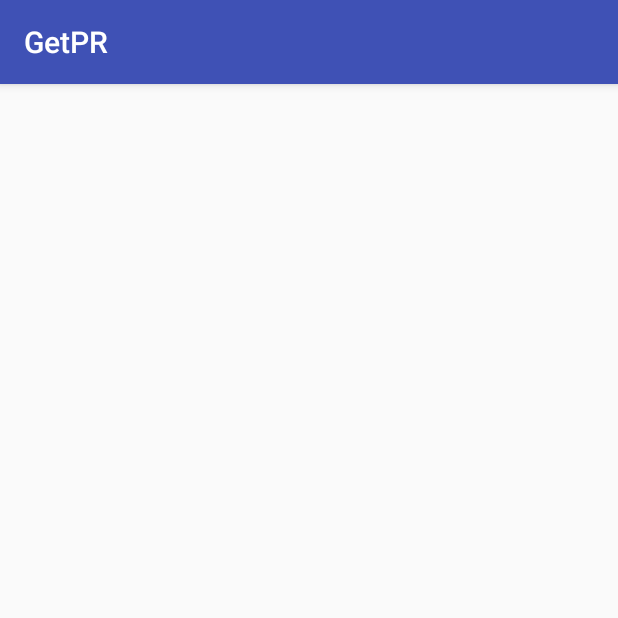
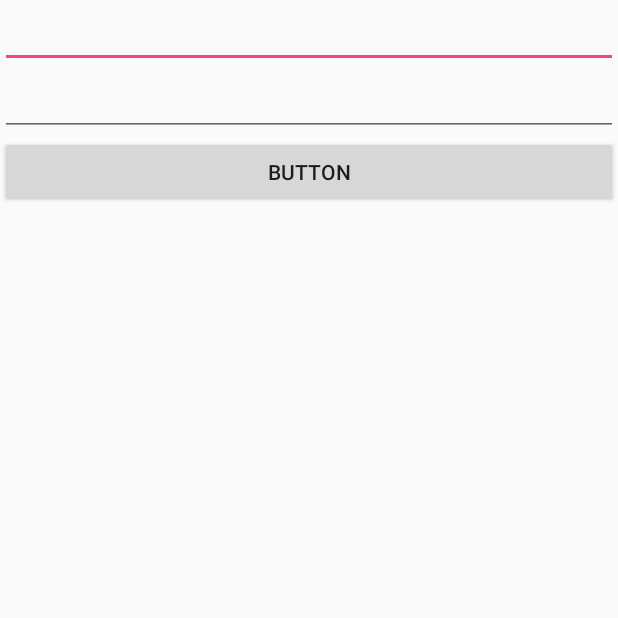
Before and after one commit to avalles/GetPR, an Android app: the SignUp screen opened directly, with no data from a screen before it, on a phone screen of 412 x 824 dp, the top half of it. Run offline under Robolectric (Android 15) with nearby library versions, the phone set to English and light mode, and no system bars.

```diff
--- a/app/src/main/AndroidManifest.xml
+++ b/app/src/main/AndroidManifest.xml
@@ -4,6 +4,7 @@
 
     <uses-permission android:name="android.permission.INTERNET" />
     <uses-permission android:name="android.permission.ACCESS_NETWORK_STATE" />
+
     <application
         android:allowBackup="true"
         android:icon="@mipmap/ic_launcher"
--- a/app/src/main/res/layout/activity_sign_up.xml
+++ b/app/src/main/res/layout/activity_sign_up.xml
@@ -1,13 +1,30 @@
 <?xml version="1.0" encoding="utf-8"?>
-<RelativeLayout xmlns:android="http://schemas.android.com/apk/res/android"
+<LinearLayout xmlns:android="http://schemas.android.com/apk/res/android"
     xmlns:tools="http://schemas.android.com/tools"
     android:id="@+id/activity_sign_up"
     android:layout_width="match_parent"
     android:layout_height="match_parent"
-    android:paddingBottom="@dimen/activity_vertical_margin"
-    android:paddingLeft="@dimen/activity_horizontal_margin"
-    android:paddingRight="@dimen/activity_horizontal_margin"
-    android:paddingTop="@dimen/activity_vertical_margin"
+    android:orientation="vertical"
     tools:context="com.trafalascode.getpr.SignUp">
 
-</RelativeLayout>
+
+    <EditText
+        android:layout_width="match_parent"
+        android:layout_height="wrap_content"
+        android:inputType="textEmailAddress"
+        android:ems="10"
+        android:id="@+id/editText" />
+
+    <EditText
+        android:layout_width="match_parent"
+        android:layout_height="wrap_content"
+        android:inputType="textPassword"
+        android:ems="10"
+        android:id="@+id/editText2" />
+
+    <Button
+        android:text="Button"
+        android:layout_width="match_parent"
+        android:layout_height="wrap_content"
+        android:id="@+id/button" />
+</LinearLayout>
--- a/app/src/main/res/values/styles.xml
+++ b/app/src/main/res/values/styles.xml
@@ -1,7 +1,7 @@
 <resources>
 
     <!-- Base application theme. -->
-    <style name="AppTheme" parent="Theme.AppCompat.Light.DarkActionBar">
+    <style name="AppTheme" parent="Theme.AppCompat.Light.NoActionBar">
         <!-- Customize your theme here. -->
         <item name="colorPrimary">@color/colorPrimary</item>
         <item name="colorPrimaryDark">@color/colorPrimaryDark</item>
```
Also changed, not shown: app/src/main/res/layout/activity_main.xml (+20 -5 lines).
